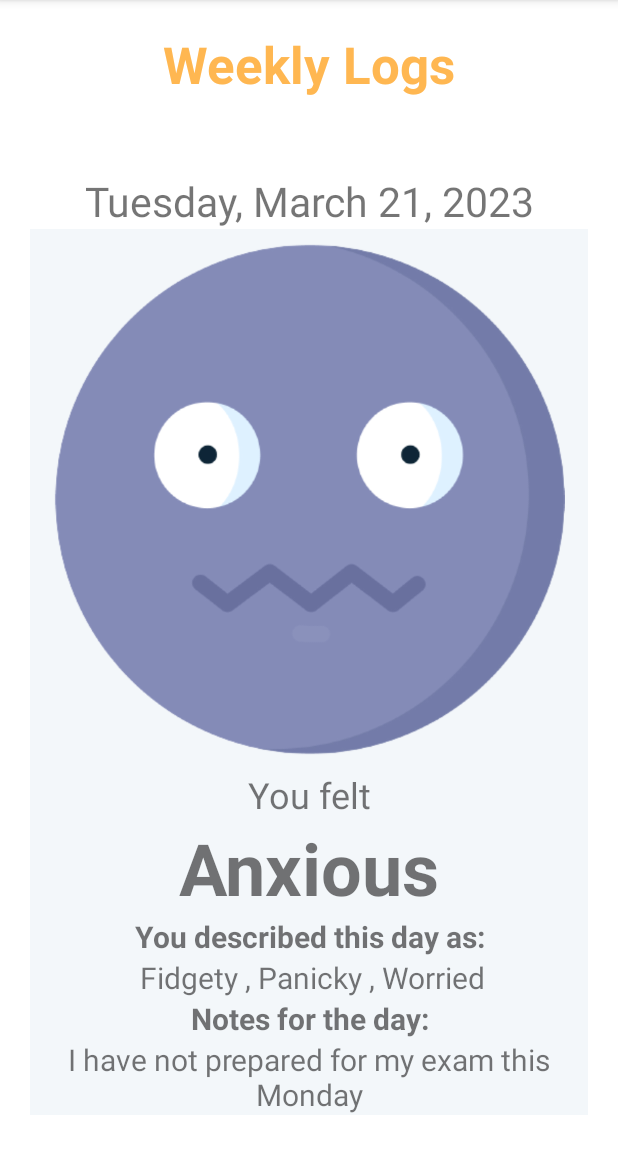
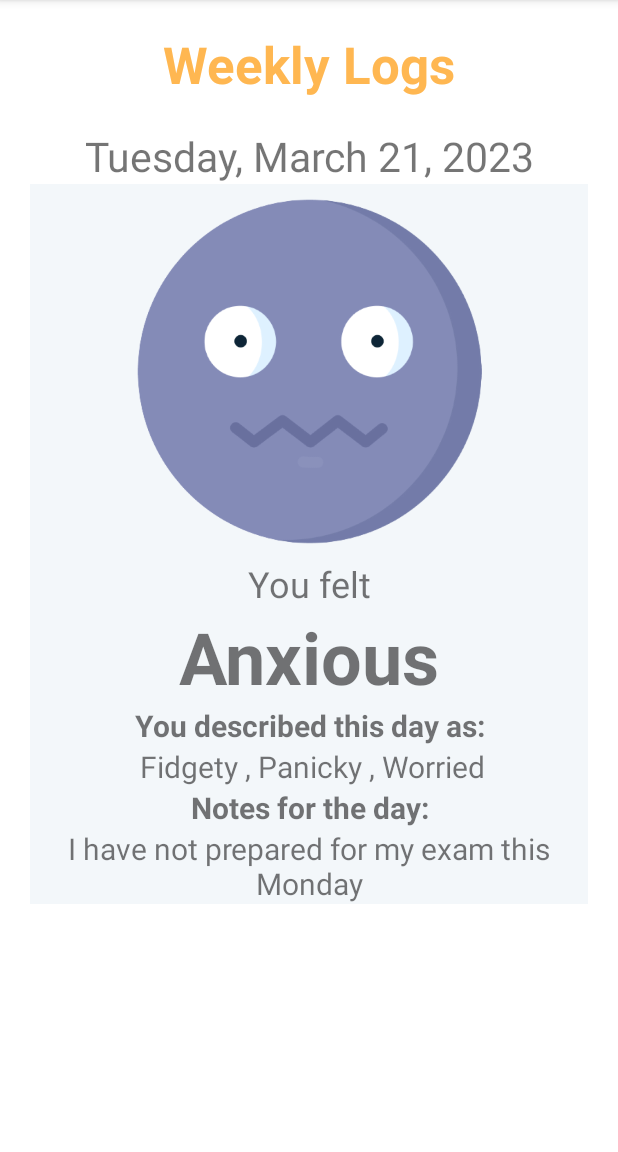
Before and after one commit to diegooooop/Bright_Side_Project, an Android app: the WeeklySummaryActivity screen opened directly, with no data from a screen before it, on a phone screen of 412 x 824 dp, the part 84-1236 px from its top. Run offline under Robolectric (Android 15) with nearby library versions, the phone set to English and light mode, and no system bars.

Commit message:
fixing things

```diff
--- a/app/src/main/res/layout/activity_weekly_summary.xml
+++ b/app/src/main/res/layout/activity_weekly_summary.xml
@@ -25,7 +25,6 @@
         android:layout_width="match_parent"
         android:layout_height="wrap_content"
         android:layout_gravity="center"
-        android:layout_marginTop="30dp"
         android:foregroundGravity="center"
         app:layout_constraintEnd_toEndOf="parent"
         app:layout_constraintStart_toStartOf="parent"
--- a/app/src/main/res/layout/item_layout_weekly_entry.xml
+++ b/app/src/main/res/layout/item_layout_weekly_entry.xml
@@ -3,12 +3,12 @@
     xmlns:app="http://schemas.android.com/apk/res-auto"
     xmlns:tools="http://schemas.android.com/tools"
     android:layout_width="match_parent"
-    android:layout_height="match_parent"
+    android:layout_height="wrap_content"
     android:layout_margin="20dp">
 
     <LinearLayout
         android:layout_width="match_parent"
-        android:layout_height="match_parent"
+        android:layout_height="wrap_content"
         android:orientation="vertical"
         app:layout_constraintBottom_toBottomOf="parent"
         app:layout_constraintEnd_toEndOf="parent"
@@ -19,7 +19,7 @@
             android:id="@+id/tv_logdate"
             android:layout_width="match_parent"
             android:layout_height="match_parent"
-            android:layout_weight="10"
+            android:layout_weight="1"
             android:gravity="center"
             android:text="Wednesday, March 29, 2023"
             android:textSize="27sp" />
@@ -31,11 +31,16 @@
             android:layout_weight="1"
             android:orientation="vertical">
 
+            <LinearLayout
+                android:id="@+id/linearLayout"
+                android:layout_width="match_parent"
+                android:layout_height="wrap_content"
+                android:orientation="vertical">
+
                 <ImageView
                     android:id="@+id/iv_logmood"
                     android:layout_width="match_parent"
-                android:layout_height="match_parent"
-                android:layout_weight="1.3"
+                    android:layout_height="250dp"
                     android:adjustViewBounds="true"
                     android:paddingStart="15dp"
                     android:paddingLeft="15dp"
@@ -45,13 +50,6 @@
                     android:paddingBottom="10dp"
                     android:scaleType="fitCenter"
                     app:srcCompat="@drawable/angry" />
-
-            <LinearLayout
-                android:id="@+id/linearLayout"
-                android:layout_width="match_parent"
-                android:layout_height="match_parent"
-                android:layout_weight="2"
-                android:orientation="vertical">
 
                 <TextView
                     android:id="@+id/moodtext"
@@ -74,8 +72,7 @@
             <LinearLayout
                 android:id="@+id/linearLayout2"
                 android:layout_width="match_parent"
-                android:layout_height="match_parent"
-                android:layout_weight="2"
+                android:layout_height="wrap_content"
                 android:gravity="center_vertical"
                 android:orientation="vertical">
 
@@ -101,8 +98,7 @@
 
             <LinearLayout
                 android:layout_width="match_parent"
-                android:layout_height="match_parent"
-                android:layout_weight="2"
+                android:layout_height="wrap_content"
                 android:gravity="center_vertical"
                 android:orientation="vertical">
 
```
Lines whose indentation alone changed are shown as unchanged.
